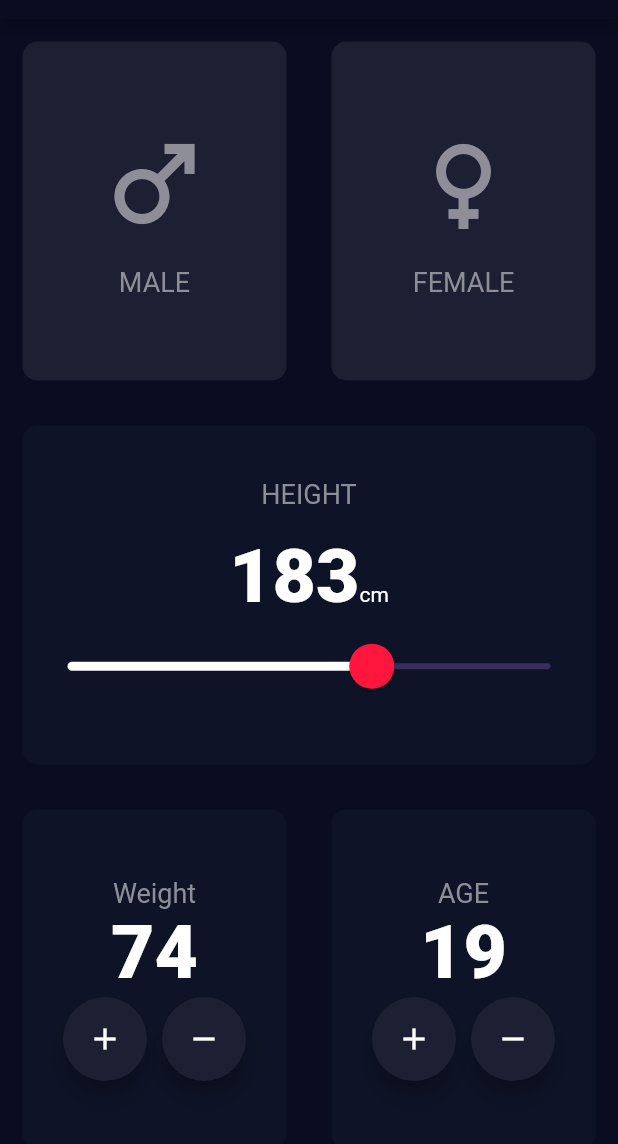
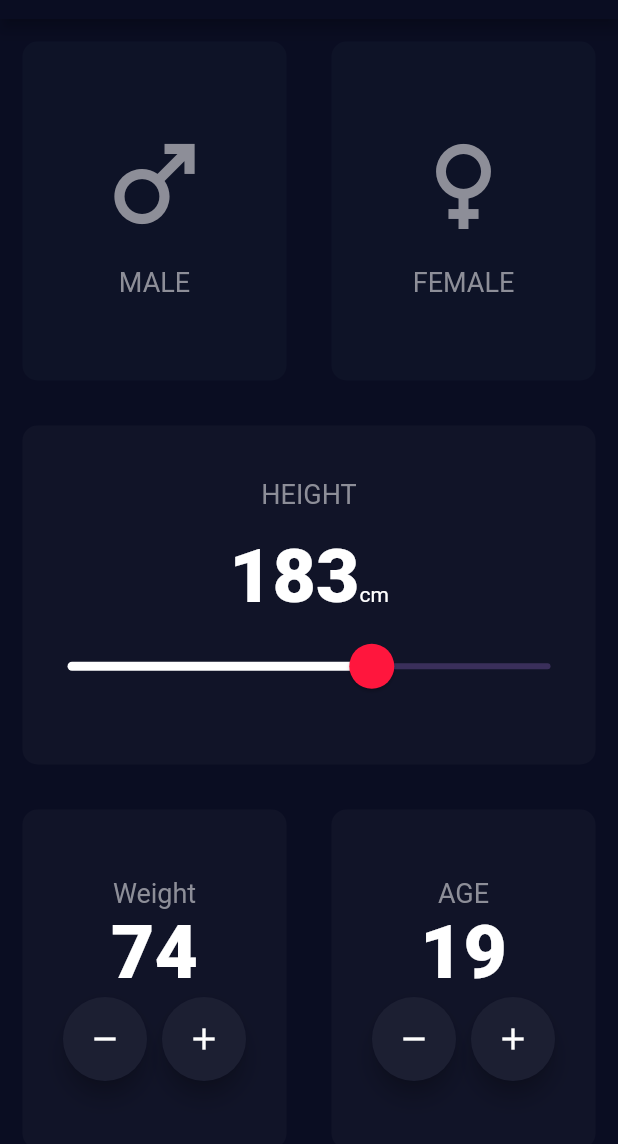
Before and after one commit to yassineltayeb/flutter_bmi_calculator, a Flutter app: the screen it shows after launch, on a phone screen of 412 x 824 dp, the part 65-1209 px from its top. Run offline on Flutter 3.47's test engine with Material 2 defaults, Android fonts, the phone set to English and light mode, and no system bars.

Commit message:
refactored colors and code

```diff
--- a/lib/constants.dart
+++ b/lib/constants.dart
@@ -2,8 +2,9 @@ import 'package:flutter/material.dart';
 
 const kMainColor = Color(0xFF0a0d22);
 const kSecondaryColor = Color(0xFFff163d);
-const kCardColor = Color(0xFF1d1f33);
+const kCardColor = Color(0xFF111428);
 const kCardColor2 = Color(0xFF0E1327);
+const kCardColor3 = Color(0xFF1C1F32);
 const kLabelActiveColor = Color(0xFFffffff);
 const kLabelInactiveColor = Color(0xFF8d8e98);
 
--- a/lib/screens/bmi_calculator_screen.dart
+++ b/lib/screens/bmi_calculator_screen.dart
@@ -2,6 +2,7 @@ import 'package:bmi_calculator/widgets/round_icon_button.dart';
 import 'package:flutter/material.dart';
 
 import '../constants.dart';
+import '../enums/gender_enum.dart';
 import '../widgets/icon_content.dart';
 import '../widgets/reusable_card.dart';
 
@@ -16,6 +17,7 @@ class _BMICalculatorScreenState extends State<BMICalculatorScreen> {
   int height = 183;
   int weight = 74;
   int age = 19;
+  Gender? selectedGender;
 
   @override
   Widget build(BuildContext context) {
@@ -25,25 +27,45 @@ class _BMICalculatorScreenState extends State<BMICalculatorScreen> {
       ),
       body: Column(
         children: [
-          const Expanded(
+          Expanded(
             child: Row(
               children: [
                 Expanded(
                   child: ReusableCard(
-                    color: kCardColor,
+                    color: selectedGender == Gender.male
+                        ? kCardColor
+                        : kCardColor2,
                     child: IconContent(
                       icon: Icons.male,
                       text: "MALE",
+                      labelColor: selectedGender == Gender.male
+                          ? kLabelActiveColor
+                          : kLabelInactiveColor,
                     ),
+                    onPress: () {
+                      setState(() {
+                        selectedGender = Gender.male;
+                      });
+                    },
                   ),
                 ),
                 Expanded(
                   child: ReusableCard(
-                    color: kCardColor,
+                    color: selectedGender == Gender.female
+                        ? kCardColor
+                        : kCardColor2,
                     child: IconContent(
                       icon: Icons.female,
                       text: "FEMALE",
+                      labelColor: selectedGender == Gender.female
+                          ? kLabelActiveColor
+                          : kLabelInactiveColor,
                     ),
+                    onPress: () {
+                      setState(() {
+                        selectedGender = Gender.female;
+                      });
+                    },
                   ),
                 ),
               ],
@@ -51,7 +73,7 @@ class _BMICalculatorScreenState extends State<BMICalculatorScreen> {
           ),
           Expanded(
             child: ReusableCard(
-              color: kCardColor2,
+              color: kCardColor,
               child: Column(
                 mainAxisAlignment: MainAxisAlignment.center,
                 children: [
@@ -104,7 +126,7 @@ class _BMICalculatorScreenState extends State<BMICalculatorScreen> {
               children: [
                 Expanded(
                   child: ReusableCard(
-                    color: kCardColor2,
+                    color: kCardColor,
                     child: Column(
                       mainAxisAlignment: MainAxisAlignment.center,
                       children: [
@@ -120,12 +142,12 @@ class _BMICalculatorScreenState extends State<BMICalculatorScreen> {
                           mainAxisAlignment: MainAxisAlignment.center,
                           children: [
                             RoundIconButton(
-                              iconData: Icons.add,
+                              iconData: Icons.remove,
                               onPressed: () {},
                             ),
                             const SizedBox(width: 10),
                             RoundIconButton(
-                              iconData: Icons.remove,
+                              iconData: Icons.add,
                               onPressed: () {},
                             ),
                           ],
@@ -136,7 +158,7 @@ class _BMICalculatorScreenState extends State<BMICalculatorScreen> {
                 ),
                 Expanded(
                   child: ReusableCard(
-                    color: kCardColor2,
+                    color: kCardColor,
                     child: Column(
                       mainAxisAlignment: MainAxisAlignment.center,
                       children: [
@@ -152,12 +174,12 @@ class _BMICalculatorScreenState extends State<BMICalculatorScreen> {
                           mainAxisAlignment: MainAxisAlignment.center,
                           children: [
                             RoundIconButton(
-                              iconData: Icons.add,
+                              iconData: Icons.remove,
                               onPressed: () {},
                             ),
                             const SizedBox(width: 10),
                             RoundIconButton(
-                              iconData: Icons.remove,
+                              iconData: Icons.add,
                               onPressed: () {},
                             ),
                           ],
--- a/lib/widgets/icon_content.dart
+++ b/lib/widgets/icon_content.dart
@@ -5,9 +5,11 @@ import '../constants.dart';
 class IconContent extends StatelessWidget {
   final IconData icon;
   final String text;
+  final Color labelColor;
   const IconContent({
     required this.icon,
     required this.text,
+    required this.labelColor,
     super.key,
   });
 
@@ -19,7 +21,7 @@ class IconContent extends StatelessWidget {
         Icon(
           icon,
           size: 80,
-          color: kLabelInactiveColor,
+          color: labelColor,
         ),
         const SizedBox(height: 15),
         Text(
--- a/lib/widgets/reusable_card.dart
+++ b/lib/widgets/reusable_card.dart
@@ -3,16 +3,20 @@ import 'package:flutter/material.dart';
 class ReusableCard extends StatelessWidget {
   final Color color;
   final Widget? child;
+  final VoidCallback? onPress;
 
   const ReusableCard({
     required this.color,
     this.child,
     super.key,
+    this.onPress,
   });
 
   @override
   Widget build(BuildContext context) {
-    return Container(
+    return GestureDetector(
+      onTap: onPress,
+      child: Container(
         width: double.infinity,
         margin: const EdgeInsets.all(15),
         decoration: BoxDecoration(
@@ -20,6 +24,7 @@ class ReusableCard extends StatelessWidget {
           borderRadius: BorderRadius.circular(10),
         ),
         child: child,
+      ),
     );
   }
 }
--- a/lib/widgets/round_icon_button.dart
+++ b/lib/widgets/round_icon_button.dart
@@ -20,7 +20,7 @@ class RoundIconButton extends StatelessWidget {
         height: 56,
       ),
       shape: const CircleBorder(),
-      fillColor: kCardColor,
+      fillColor: kCardColor3,
       onPressed: onPressed,
       child: Icon(iconData),
     );
```
Lines whose indentation alone changed are shown as unchanged.
